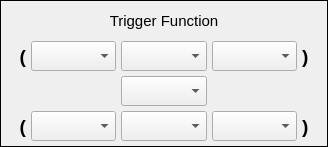
First picture: the form in settingTriggerFunction.ui, repository coucou1121/Datalogger, before the edit.
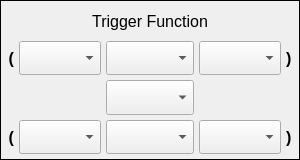
Second picture: the form after the edit.

Commit message: New display HMI setting But keep bug over 65509 values reading

What changed in the file:
```diff
--- a/settingTriggerFunction.ui
+++ b/settingTriggerFunction.ui
@@ -6,16 +6,33 @@
    <rect>
     <x>0</x>
     <y>0</y>
-    <width>328</width>
-    <height>147</height>
+    <width>300</width>
+    <height>160</height>
    </rect>
   </property>
   <property name="sizePolicy">
-   <sizepolicy hsizetype="Preferred" vsizetype="Preferred">
+   <sizepolicy hsizetype="Fixed" vsizetype="Fixed">
     <horstretch>0</horstretch>
     <verstretch>0</verstretch>
    </sizepolicy>
   </property>
+  <property name="minimumSize">
+   <size>
+    <width>300</width>
+    <height>160</height>
+   </size>
+  </property>
+  <property name="maximumSize">
+   <size>
+    <width>300</width>
+    <height>160</height>
+   </size>
+  </property>
+  <property name="font">
+   <font>
+    <pointsize>12</pointsize>
+   </font>
+  </property>
   <property name="windowTitle">
    <string>Form</string>
   </property>
@@ -52,6 +69,11 @@
        <height>0</height>
       </size>
      </property>
+     <property name="font">
+      <font>
+       <pointsize>12</pointsize>
+      </font>
+     </property>
     </widget>
    </item>
    <item row="0" column="0" colspan="5">
@@ -70,7 +92,7 @@
      </property>
      <property name="font">
       <font>
-       <pointsize>11</pointsize>
+       <pointsize>12</pointsize>
       </font>
      </property>
      <property name="text">
@@ -84,26 +106,26 @@
    <item row="3" column="0">
     <widget class="QLabel" name="labelBottomLeft">
      <property name="sizePolicy">
-      <sizepolicy hsizetype="Preferred" vsizetype="Preferred">
+      <sizepolicy hsizetype="Fixed" vsizetype="Fixed">
        <horstretch>0</horstretch>
        <verstretch>0</verstretch>
       </sizepolicy>
      </property>
      <property name="minimumSize">
       <size>
-       <width>10</width>
+       <width>8</width>
        <height>20</height>
       </size>
      </property>
      <property name="maximumSize">
       <size>
-       <width>20</width>
+       <width>8</width>
        <height>16777215</height>
       </size>
      </property>
      <property name="font">
       <font>
-       <pointsize>14</pointsize>
+       <pointsize>12</pointsize>
        <weight>75</weight>
        <bold>true</bold>
       </font>
@@ -130,12 +152,17 @@
        <height>0</height>
       </size>
      </property>
+     <property name="font">
+      <font>
+       <pointsize>12</pointsize>
+      </font>
+     </property>
     </widget>
    </item>
    <item row="1" column="2">
     <widget class="QComboBox" name="comboBoxTopMiddle">
      <property name="sizePolicy">
-      <sizepolicy hsizetype="Preferred" vsizetype="Preferred">
+      <sizepolicy hsizetype="Expanding" vsizetype="Expanding">
        <horstretch>0</horstretch>
        <verstretch>0</verstretch>
       </sizepolicy>
@@ -146,9 +173,15 @@
        <height>0</height>
       </size>
      </property>
+     <property name="maximumSize">
+      <size>
+       <width>16777215</width>
+       <height>16777215</height>
+      </size>
+     </property>
      <property name="font">
       <font>
-       <pointsize>8</pointsize>
+       <pointsize>12</pointsize>
        <weight>75</weight>
        <bold>true</bold>
       </font>
@@ -169,6 +202,12 @@
        <height>0</height>
       </size>
      </property>
+     <property name="font">
+      <font>
+       <family>MS Shell Dlg 2</family>
+       <pointsize>12</pointsize>
+      </font>
+     </property>
      <property name="insertPolicy">
       <enum>QComboBox::InsertAlphabetically</enum>
      </property>
@@ -177,7 +216,7 @@
    <item row="3" column="2">
     <widget class="QComboBox" name="comboBoxBottomMiddle">
      <property name="sizePolicy">
-      <sizepolicy hsizetype="Preferred" vsizetype="Preferred">
+      <sizepolicy hsizetype="Expanding" vsizetype="Expanding">
        <horstretch>0</horstretch>
        <verstretch>0</verstretch>
       </sizepolicy>
@@ -188,9 +227,15 @@
        <height>0</height>
       </size>
      </property>
+     <property name="maximumSize">
+      <size>
+       <width>16777215</width>
+       <height>16777215</height>
+      </size>
+     </property>
      <property name="font">
       <font>
-       <pointsize>8</pointsize>
+       <pointsize>12</pointsize>
        <weight>75</weight>
        <bold>true</bold>
       </font>
@@ -200,7 +245,7 @@
    <item row="2" column="2">
     <widget class="QComboBox" name="comboBoxMiddle">
      <property name="sizePolicy">
-      <sizepolicy hsizetype="Preferred" vsizetype="Preferred">
+      <sizepolicy hsizetype="Expanding" vsizetype="Expanding">
        <horstretch>0</horstretch>
        <verstretch>0</verstretch>
       </sizepolicy>
@@ -211,9 +256,15 @@
        <height>0</height>
       </size>
      </property>
+     <property name="maximumSize">
+      <size>
+       <width>16777215</width>
+       <height>16777215</height>
+      </size>
+     </property>
      <property name="font">
       <font>
-       <pointsize>8</pointsize>
+       <pointsize>12</pointsize>
        <weight>75</weight>
        <bold>true</bold>
       </font>
@@ -223,26 +274,26 @@
    <item row="1" column="0">
     <widget class="QLabel" name="labelTopLeft">
      <property name="sizePolicy">
-      <sizepolicy hsizetype="Preferred" vsizetype="Preferred">
+      <sizepolicy hsizetype="Fixed" vsizetype="Fixed">
        <horstretch>0</horstretch>
        <verstretch>0</verstretch>
       </sizepolicy>
      </property>
      <property name="minimumSize">
       <size>
-       <width>10</width>
+       <width>8</width>
        <height>20</height>
       </size>
      </property>
      <property name="maximumSize">
       <size>
-       <width>20</width>
+       <width>8</width>
        <height>16777215</height>
       </size>
      </property>
      <property name="font">
       <font>
-       <pointsize>14</pointsize>
+       <pointsize>12</pointsize>
        <weight>75</weight>
        <bold>true</bold>
       </font>
@@ -258,26 +309,26 @@
    <item row="3" column="4">
     <widget class="QLabel" name="labelBottomRight">
      <property name="sizePolicy">
-      <sizepolicy hsizetype="Preferred" vsizetype="Preferred">
+      <sizepolicy hsizetype="Fixed" vsizetype="Fixed">
        <horstretch>0</horstretch>
        <verstretch>0</verstretch>
       </sizepolicy>
      </property>
      <property name="minimumSize">
       <size>
-       <width>10</width>
+       <width>8</width>
        <height>20</height>
       </size>
      </property>
      <property name="maximumSize">
       <size>
-       <width>20</width>
+       <width>8</width>
        <height>16777215</height>
       </size>
      </property>
      <property name="font">
       <font>
-       <pointsize>14</pointsize>
+       <pointsize>12</pointsize>
        <weight>75</weight>
        <bold>true</bold>
       </font>
@@ -301,31 +352,36 @@
        <height>0</height>
       </size>
      </property>
+     <property name="font">
+      <font>
+       <pointsize>12</pointsize>
+      </font>
+     </property>
     </widget>
    </item>
    <item row="1" column="4">
     <widget class="QLabel" name="labelTopRight">
      <property name="sizePolicy">
-      <sizepolicy hsizetype="Preferred" vsizetype="Preferred">
+      <sizepolicy hsizetype="Fixed" vsizetype="Fixed">
        <horstretch>0</horstretch>
        <verstretch>0</verstretch>
       </sizepolicy>
      </property>
      <property name="minimumSize">
       <size>
-       <width>10</width>
+       <width>8</width>
        <height>20</height>
       </size>
      </property>
      <property name="maximumSize">
       <size>
-       <width>20</width>
+       <width>8</width>
        <height>16777215</height>
       </size>
      </property>
      <property name="font">
       <font>
-       <pointsize>14</pointsize>
+       <pointsize>12</pointsize>
        <weight>75</weight>
        <bold>true</bold>
       </font>
```
The commit also changes 39 other files.
